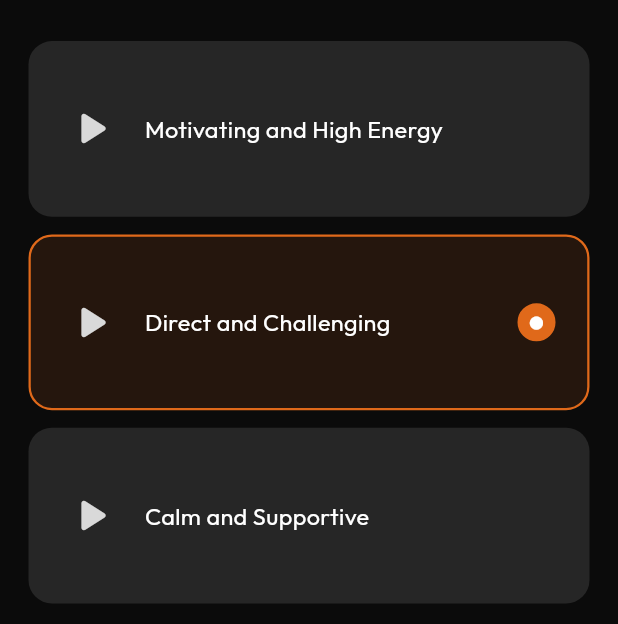
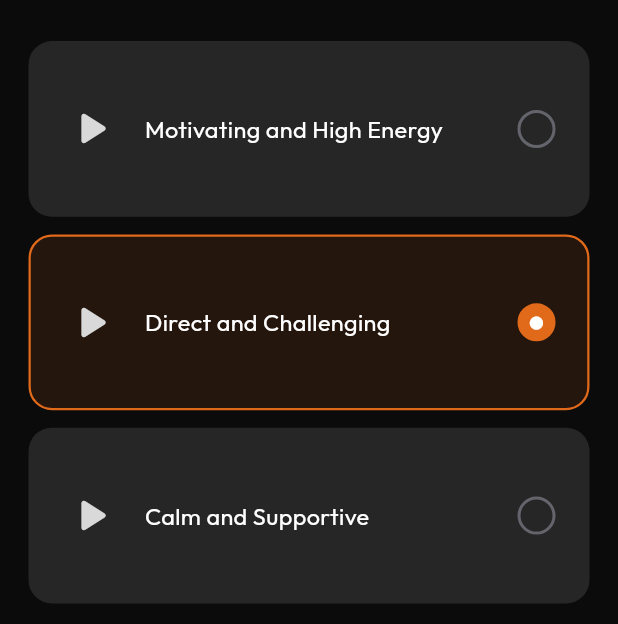
Before and after one commit to khaliqhussainn/barbabyfitness-app, a Flutter app: the VoiceSelectionPage screen opened by its route, on a phone screen of 412 x 824 dp. Shown: the part 263-887 px from the top of the screen. Run offline on Flutter 3.47's test engine with Material 3 defaults, Android fonts, the phone set to English and light mode, and no system bars; our stand-ins replace equatable, flutter_riverpod, flutter_screenutil, flutter_svg, go_router, google_fonts.

Commit message:
fix: unselected radio button stroke now visible gray (#64646C)

```diff
--- a/lib/features/onboarding_flow/presentation/pages/voice_selection_page.dart
+++ b/lib/features/onboarding_flow/presentation/pages/voice_selection_page.dart
@@ -218,7 +218,7 @@ class _RadioCircle extends StatelessWidget {
         shape: BoxShape.circle,
         color: isSelected ? AppColors.primary : Colors.transparent,
         border: Border.all(
-          color: isSelected ? AppColors.primary : const Color(0xFF262626),
+          color: isSelected ? AppColors.primary : AppColors.inputBorder,
           width: 2,
         ),
       ),
```
